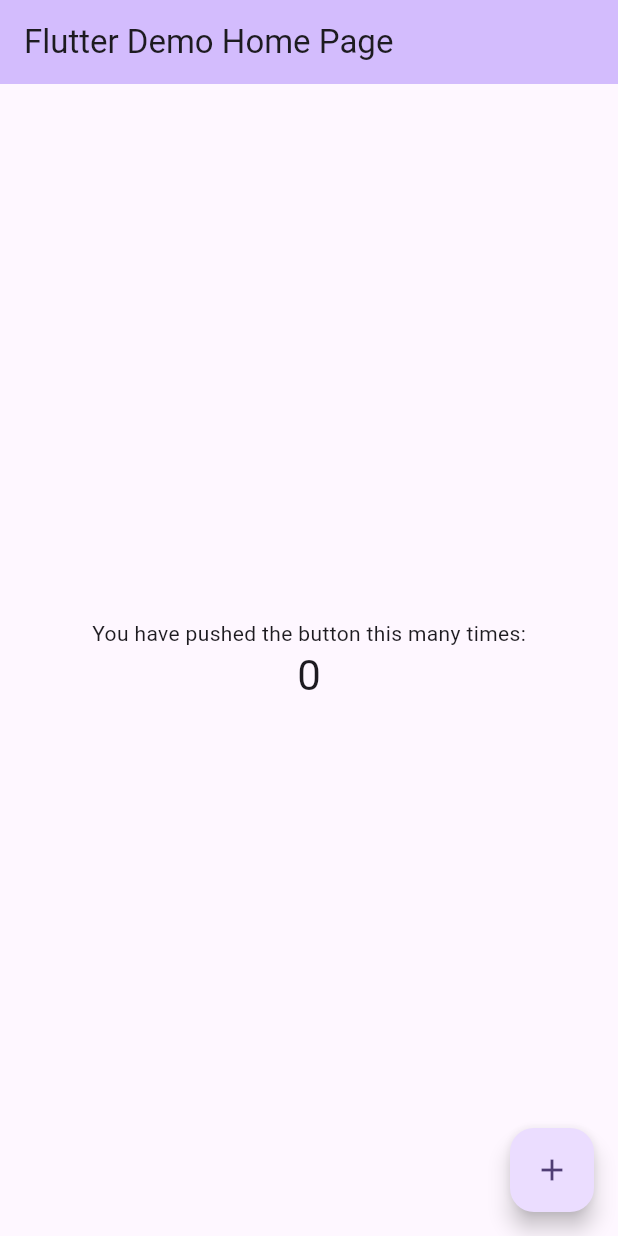
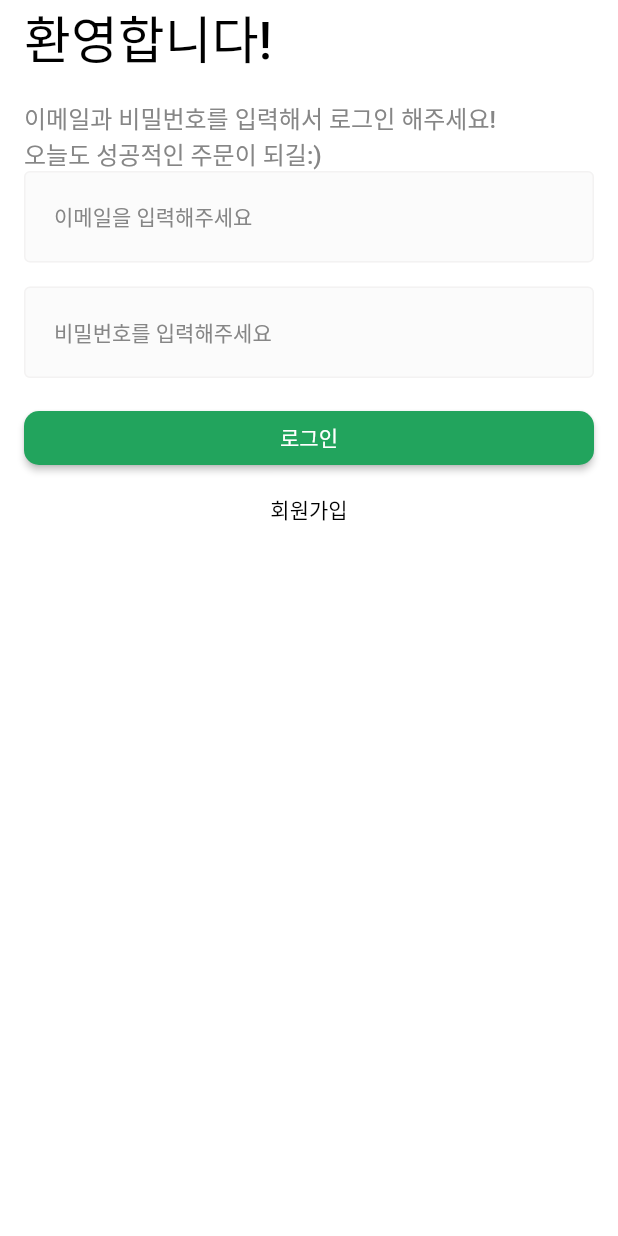
Before and after one commit to labyrinth30/flutter-auth, a Flutter app: the screen it shows after launch, on a phone screen of 412 x 824 dp. Run offline on Flutter 3.47's test engine with Material 2 defaults, Android fonts, the phone set to English and light mode, and no system bars; our stand-ins replace dio, flutter_secure_storage, gap; network calls fail; Roboto replaces fonts that are missing (NotoSans).

Commit message:
feat: 로그인 구현

```diff
--- /dev/null
+++ b/lib/common/component/custom_text_form_field.dart
@@ -0,0 +1,68 @@
+import 'package:flutter/material.dart';
+import 'package:flutter_auth/common/const/colors.dart';
+
+class CustomTextFormField extends StatelessWidget {
+  final String? hintText;
+  final String? errorText;
+  final bool obscureText;
+  final bool autoFocus;
+  final Function(String)? onChanged;
+
+  const CustomTextFormField({
+    super.key,
+    this.hintText,
+    this.errorText,
+    this.obscureText = false,
+    this.autoFocus = false,
+    required this.onChanged,
+  });
+
+  @override
+  Widget build(BuildContext context) {
+    const baseborder = OutlineInputBorder(
+        borderSide: BorderSide(
+      color: INPUT_BORDER_COLOR,
+      width: 1.0,
+    ));
+
+    return TextFormField(
+      cursorColor: PRIMARY_COLOR,
+
+      // 비밀번호 입력시
+      obscureText: obscureText,
+
+      // 화면에 텍스트필드가 들어왔을 때 바로 커서가 들어오는 지
+      autofocus: autoFocus,
+
+      // 값이 바뀔 때마다 실행되는 콜백
+      onChanged: onChanged,
+      decoration: InputDecoration(
+        contentPadding: const EdgeInsets.all(20),
+        errorText: errorText,
+        hintText: hintText,
+        hintStyle: const TextStyle(
+          color: BODY_TEXT_COLOR,
+          fontSize: 14.0,
+        ),
+        fillColor: INPUT_BG_COLOR,
+
+        // false - 배경색 없음
+        // true - 배경색 있음
+        filled: true,
+
+        // 모든 Input 상태의 기본 스타일 세팅
+        border: baseborder,
+
+        // 선택되지 않았을 때 상태
+        enabledBorder: baseborder,
+
+        // 선택되었을 때 상태
+        focusedBorder: baseborder.copyWith(
+          borderSide: baseborder.borderSide.copyWith(
+            color: PRIMARY_COLOR,
+          ),
+        ),
+      ),
+    );
+  }
+}
--- /dev/null
+++ b/lib/common/const/colors.dart
@@ -0,0 +1,15 @@
+// ignore_for_file: constant_identifier_names
+
+import 'package:flutter/material.dart';
+
+// 주 색상
+const PRIMARY_COLOR = Color(0xFF22A45D);
+
+// 글자 색상
+const BODY_TEXT_COLOR = Color(0xFF868686);
+
+// 텍스트필드 배경 색상
+const INPUT_BG_COLOR = Color(0xFFFBFBFB);
+
+// 텍스트필드 테투리  색상
+const INPUT_BORDER_COLOR = Color(0xFFF3F2F2);
--- /dev/null
+++ b/lib/common/const/data.dart
@@ -0,0 +1,16 @@
+// ignore_for_file: constant_identifier_names
+
+import 'dart:io';
+
+import 'package:flutter_secure_storage/flutter_secure_storage.dart';
+
+const ACCESS_TOKEN_KEY = 'ACCESS_TOKEN';
+const REFRESH_TOKEN_KEY = 'REFRESH_TOKEN';
+
+const storage = FlutterSecureStorage();
+
+// localhost
+const emulatorIp = '10.0.2.2:3000';
+const simulatorIp = '127.0.0.1:3000';
+
+final ip = Platform.isIOS ? simulatorIp : emulatorIp;
--- /dev/null
+++ b/lib/common/layout/default_layout.dart
@@ -0,0 +1,45 @@
+import 'package:flutter/material.dart';
+
+class DefaultLayout extends StatelessWidget {
+  final Color? backgroundColor;
+  final Widget child;
+  final String? title;
+  final Widget? bottomNavigationBar;
+
+  const DefaultLayout({
+    super.key,
+    required this.child,
+    this.backgroundColor,
+    this.title,
+    this.bottomNavigationBar,
+  });
+
+  @override
+  Widget build(BuildContext context) {
+    return Scaffold(
+      backgroundColor: backgroundColor ?? Colors.white,
+      appBar: renderAppBar(),
+      body: child,
+      bottomNavigationBar: bottomNavigationBar,
+    );
+  }
+
+  AppBar? renderAppBar() {
+    if (title == null) {
+      return null;
+    } else {
+      return AppBar(
+        backgroundColor: Colors.white,
+        elevation: 0,
+        title: Text(
+          title!,
+          style: const TextStyle(
+            fontSize: 16,
+            fontWeight: FontWeight.w500,
+          ),
+        ),
+        foregroundColor: Colors.black,
+      );
+    }
+  }
+}
--- a/lib/main.dart
+++ b/lib/main.dart
@@ -1,125 +1,26 @@
 import 'package:flutter/material.dart';
+import 'package:flutter_auth/common/view/splash_screen.dart';
 
 void main() {
-  runApp(const MyApp());
+  runApp(const _App());
 }
 
-class MyApp extends StatelessWidget {
-  const MyApp({super.key});
+class _App extends StatelessWidget {
+  const _App();
 
-  // This widget is the root of your application.
   @override
   Widget build(BuildContext context) {
-    return MaterialApp(
-      title: 'Flutter Demo',
-      theme: ThemeData(
-        // This is the theme of your application.
-        //
-        // TRY THIS: Try running your application with "flutter run". You'll see
-        // the application has a blue toolbar. Then, without quitting the app,
-        // try changing the seedColor in the colorScheme below to Colors.green
-        // and then invoke "hot reload" (save your changes or press the "hot
-        // reload" button in a Flutter-supported IDE, or press "r" if you used
-        // the command line to start the app).
-        //
-        // Notice that the counter didn't reset back to zero; the application
-        // state is not lost during the reload. To reset the state, use hot
-        // restart instead.
-        //
-        // This works for code too, not just values: Most code changes can be
-        // tested with just a hot reload.
-        colorScheme: ColorScheme.fromSeed(seedColor: Colors.deepPurple),
-        useMaterial3: true,
+    return GestureDetector(
+      onTap: () {
+        FocusManager.instance.primaryFocus?.unfocus();
+      },
+      child: MaterialApp(
+        theme: ThemeData(
+          fontFamily: 'NotoSans',
+        ),
+        debugShowCheckedModeBanner: false,
+        home: const SplashScreen(),
       ),
-      home: const MyHomePage(title: 'Flutter Demo Home Page'),
     );
   }
 }
-
-class MyHomePage extends StatefulWidget {
-  const MyHomePage({super.key, required this.title});
-
-  // This widget is the home page of your application. It is stateful, meaning
-  // that it has a State object (defined below) that contains fields that affect
-  // how it looks.
-
-  // This class is the configuration for the state. It holds the values (in this
-  // case the title) provided by the parent (in this case the App widget) and
-  // used by the build method of the State. Fields in a Widget subclass are
-  // always marked "final".
-
-  final String title;
-
-  @override
-  State<MyHomePage> createState() => _MyHomePageState();
-}
-
-class _MyHomePageState extends State<MyHomePage> {
-  int _counter = 0;
-
-  void _incrementCounter() {
-    setState(() {
-      // This call to setState tells the Flutter framework that something has
-      // changed in this State, which causes it to rerun the build method below
-      // so that the display can reflect the updated values. If we changed
-      // _counter without calling setState(), then the build method would not be
-      // called again, and so nothing would appear to happen.
-      _counter++;
-    });
-  }
-
-  @override
-  Widget build(BuildContext context) {
-    // This method is rerun every time setState is called, for instance as done
-    // by the _incrementCounter method above.
-    //
-    // The Flutter framework has been optimized to make rerunning build methods
-    // fast, so that you can just rebuild anything that needs updating rather
-    // than having to individually change instances of widgets.
-    return Scaffold(
-      appBar: AppBar(
-        // TRY THIS: Try changing the color here to a specific color (to
-        // Colors.amber, perhaps?) and trigger a hot reload to see the AppBar
-        // change color while the other colors stay the same.
-        backgroundColor: Theme.of(context).colorScheme.inversePrimary,
-        // Here we take the value from the MyHomePage object that was created by
-        // the App.build method, and use it to set our appbar title.
-        title: Text(widget.title),
-      ),
-      body: Center(
-        // Center is a layout widget. It takes a single child and positions it
-        // in the middle of the parent.
-        child: Column(
-          // Column is also a layout widget. It takes a list of children and
-          // arranges them vertically. By default, it sizes itself to fit its
-          // children horizontally, and tries to be as tall as its parent.
-          //
-          // Column has various properties to control how it sizes itself and
-          // how it positions its children. Here we use mainAxisAlignment to
-          // center the children vertically; the main axis here is the vertical
-          // axis because Columns are vertical (the cross axis would be
-          // horizontal).
-          //
-          // TRY THIS: Invoke "debug painting" (choose the "Toggle Debug Paint"
-          // action in the IDE, or press "p" in the console), to see the
-          // wireframe for each widget.
-          mainAxisAlignment: MainAxisAlignment.center,
-          children: <Widget>[
-            const Text(
-              'You have pushed the button this many times:',
-            ),
-            Text(
-              '$_counter',
-              style: Theme.of(context).textTheme.headlineMedium,
-            ),
-          ],
-        ),
-      ),
-      floatingActionButton: FloatingActionButton(
-        onPressed: _incrementCounter,
-        tooltip: 'Increment',
-        child: const Icon(Icons.add),
-      ), // This trailing comma makes auto-formatting nicer for build methods.
-    );
-  }
-}
--- /dev/null
+++ b/lib/user/view/login_screen.dart
@@ -0,0 +1,151 @@
+// ignore_for_file: use_build_context_synchronously
+
+import 'dart:convert';
+
+import 'package:flutter/material.dart';
+import 'package:flutter_auth/common/component/custom_text_form_field.dart';
+import 'package:flutter_auth/common/const/colors.dart';
+import 'package:flutter_auth/common/const/data.dart';
+import 'package:flutter_auth/common/layout/default_layout.dart';
+import 'package:flutter_auth/common/view/root_tab.dart';
+import 'package:gap/gap.dart';
+import 'package:dio/dio.dart';
+
+class LoginScreen extends StatefulWidget {
+  const LoginScreen({super.key});
+
+  @override
+  State<LoginScreen> createState() => _LoginScreenState();
+}
+
+class _LoginScreenState extends State<LoginScreen> {
+  String username = '';
+  String password = '';
+
+  @override
+  Widget build(BuildContext context) {
+    final dio = Dio();
+
+    return DefaultLayout(
+      child: SingleChildScrollView(
+        // 키보드 내리기
+        keyboardDismissBehavior: ScrollViewKeyboardDismissBehavior.onDrag,
+        child: SafeArea(
+          top: true,
+          bottom: false,
+          child: Padding(
+            padding: const EdgeInsets.symmetric(horizontal: 16.0),
+            child: Column(
+              crossAxisAlignment: CrossAxisAlignment.stretch,
+              children: [
+                const _Title(),
+                const Gap(16),
+                const _SubTitle(),
+                CustomTextFormField(
+                  hintText: '이메일을 입력해주세요',
+                  onChanged: (String value) {
+                    username = value;
+                  },
+                ),
+                const Gap(16),
+                CustomTextFormField(
+                  hintText: '비밀번호를 입력해주세요',
+                  obscureText: true,
+                  onChanged: (String value) {
+                    password = value;
+                  },
+                ),
+                const Gap(16),
+                ElevatedButton(
+                  onPressed: () async {
+                    // ID:비밀번호
+                    final rawString = '$username:$password';
+
+                    Codec<String, String> stringToBase64 = utf8.fuse(base64);
+
+                    String token = stringToBase64.encode(rawString);
+
+                    final response = await dio.post(
+                      'http://$ip/auth/login',
+                      options: Options(
+                        headers: {
+                          'authorization': 'Basic $token',
+                        },
+                      ),
+                    );
+                    final refreshToken = response.data['refreshToken'];
+                    final accessToken = response.data['accessToken'];
+                    await storage.write(
+                      key: REFRESH_TOKEN_KEY,
+                      value: refreshToken,
+                    );
+                    await storage.write(
+                      key: ACCESS_TOKEN_KEY,
+                      value: accessToken,
+                    );
+
+                    Navigator.of(context).push(
+                      MaterialPageRoute(
+                        builder: (_) => const RootTab(),
+                      ),
+                    );
+                  },
+                  style: ElevatedButton.styleFrom(
+                    backgroundColor: PRIMARY_COLOR,
+                    shape: RoundedRectangleBorder(
+                      borderRadius: BorderRadius.circular(10),
+                    ),
+                  ),
+                  child: const Text(
+                    '로그인',
+                  ),
+                ),
+                TextButton(
+                  style: TextButton.styleFrom(
+                    foregroundColor: Colors.black,
+                  ),
+                  onPressed: () async {},
+                  child: const Text(
+                    "회원가입",
+                  ),
+                ),
+              ],
+            ),
+          ),
+        ),
+      ),
+    );
+  }
+}
+
+class _Title extends StatelessWidget {
+  const _Title();
+
+  @override
+  Widget build(BuildContext context) {
+    return const Text(
+      '환영합니다!',
+      style: TextStyle(
+        fontSize: 34,
+        fontWeight: FontWeight.w500,
+        color: Colors.black,
+      ),
+    );
+  }
+}
+
+class _SubTitle extends StatelessWidget {
+  const _SubTitle();
+
+  @override
+  Widget build(BuildContext context) {
+    return const Text(
+      '이메일과 비밀번호를 입력해서 로그인 해주세요! \n오늘도 성공적인 주문이 되길:)',
+      style: TextStyle(
+        fontSize: 16,
+        fontWeight: FontWeight.w500,
+        color: BODY_TEXT_COLOR,
+      ),
+    );
+  }
+}
--- a/pubspec.yaml
+++ b/pubspec.yaml
@@ -35,6 +35,9 @@ dependencies:
   # The following adds the Cupertino Icons font to your application.
   # Use with the CupertinoIcons class for iOS style icons.
   cupertino_icons: ^1.0.2
+  flutter_secure_storage: ^9.0.0
+  dio: ^5.3.3
+  gap: ^3.0.1
 
 dev_dependencies:
   flutter_test:
```
Also changed, not shown: lib/common/dio/dio.txt (added, +109 -0 lines), lib/common/view/root_tab.dart (added, +107 -0 lines), lib/common/view/splash_screen.dart (added, +87 -0 lines), pubspec.lock, 17 other files.
